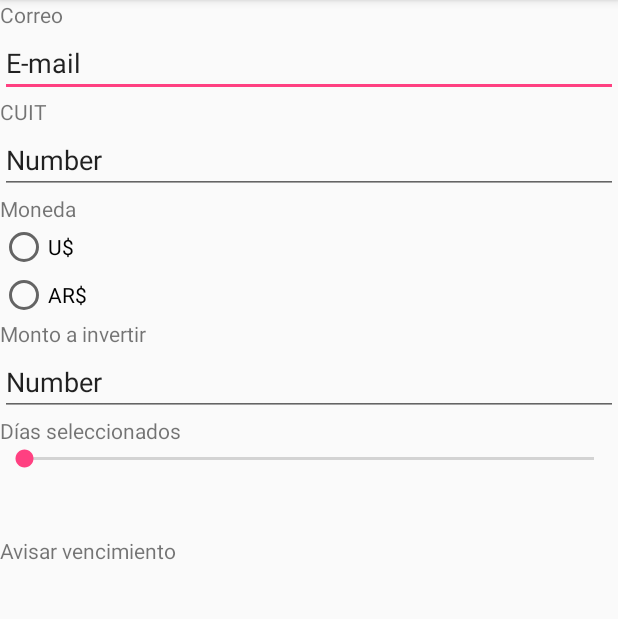
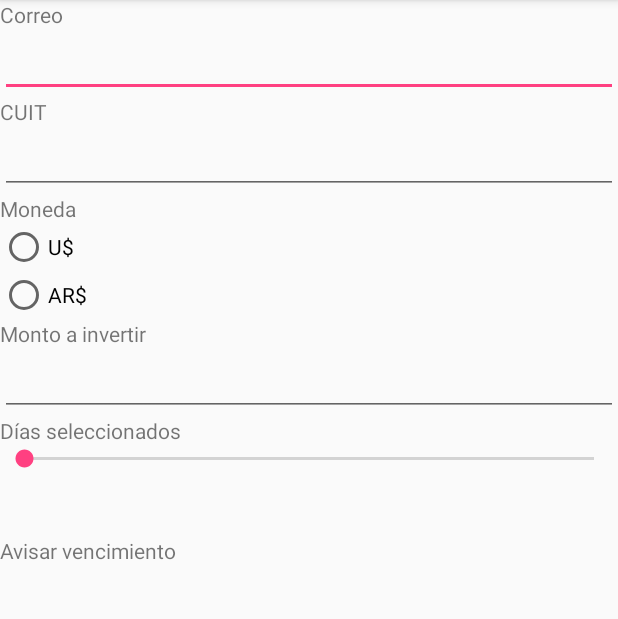
Before and after one commit to mchamorro7/TP1Chamo, an Android app: the screen it shows after launch (MainActivity), on a phone screen of 412 x 824 dp, the part 84-703 px from its top. Run offline under Robolectric (Android 15) with nearby library versions, the phone set to English and light mode, and no system bars.

Commit message:
Correccion de errores y 7 casi terminado

```diff
--- a/app/src/main/java/ch_sm_nu/isi/frsf/utn/edu/ar/MainActivity.java
+++ b/app/src/main/java/ch_sm_nu/isi/frsf/utn/edu/ar/MainActivity.java
@@ -175,6 +175,8 @@ public class MainActivity extends AppCompatActivity {
                         toast1.show();
                         edtMensajes.setTextColor(Color.rgb(0,255,0));
                         edtMensajes.setText("Plazo fijo exitoso");
+                        edtMensajes.setText("PlazoFijo{dias="+Integer.parseInt(t1.getText().toString())+", monto="+edtMonto.getText().toString()+" avisarVencimiento="+swAvisarVencimiento.getText().toString()
+                        +" renovarAutomaticamente="+" "+" moneda="+optMoneda.toString());
 
                         //FALTA PONER TODOS LOS DATOS EXITOSOS - nombrarlos nomas-
                     }
--- a/app/src/main/res/layout/activity_main.xml
+++ b/app/src/main/res/layout/activity_main.xml
@@ -11,7 +11,8 @@
         android:layout_height="match_parent"
         android:orientation="vertical"
         tools:layout_editor_absoluteX="139dp"
-        tools:layout_editor_absoluteY="0dp">
+        tools:layout_editor_absoluteY="0dp"
+        tools:ignore="MissingConstraints">
 
         <TextView
             android:id="@+id/tvCorreo"
@@ -23,8 +24,7 @@
             android:id="@+id/edtMail"
             android:layout_width="match_parent"
             android:layout_height="wrap_content"
-            android:inputType="textEmailAddress"
-            android:text="E-mail" />
+            android:inputType="textEmailAddress"/>
 
         <TextView
             android:id="@+id/tvCuit"
@@ -36,8 +36,7 @@
             android:id="@+id/edtCuit"
             android:layout_width="match_parent"
             android:layout_height="wrap_content"
-            android:inputType="number"
-            android:text="Number" />
+            android:inputType="number" />
 
         <TextView
             android:id="@+id/tvMoneda"
@@ -73,8 +72,7 @@
             android:id="@+id/edtMonto"
             android:layout_width="match_parent"
             android:layout_height="wrap_content"
-            android:inputType="number"
-            android:text="Number" />
+            android:inputType="number" />
 
         <TextView
             android:id="@+id/tvDias"
@@ -143,7 +141,7 @@
         <TextView
             android:id="@+id/edtMensajes"
             android:layout_width="match_parent"
-            android:layout_height="wrap_content"
+            android:layout_height="0dp"
             android:layout_weight="1"
             android:maxLines="6" />
 
--- a/app/src/main/res/values/strings.xml
+++ b/app/src/main/res/values/strings.xml
@@ -14,7 +14,7 @@
     <string name="lblAceptoTerminos">Aceptar Terminos y Condiciones</string>
     <string name="lblAccionVencimientoRenovar">Renovar</string>
     <string name="lblAccionVencimientoAcreditar">Acreditar</string>
-
+    <string name="lblEmail">Email</string>
     <!--Texto de botones-->
     <string name="lblAcreditar">Acreditar en cuenta</string>
     <string name="lblHacerPF">Hacer plazo fijo</string>
```
